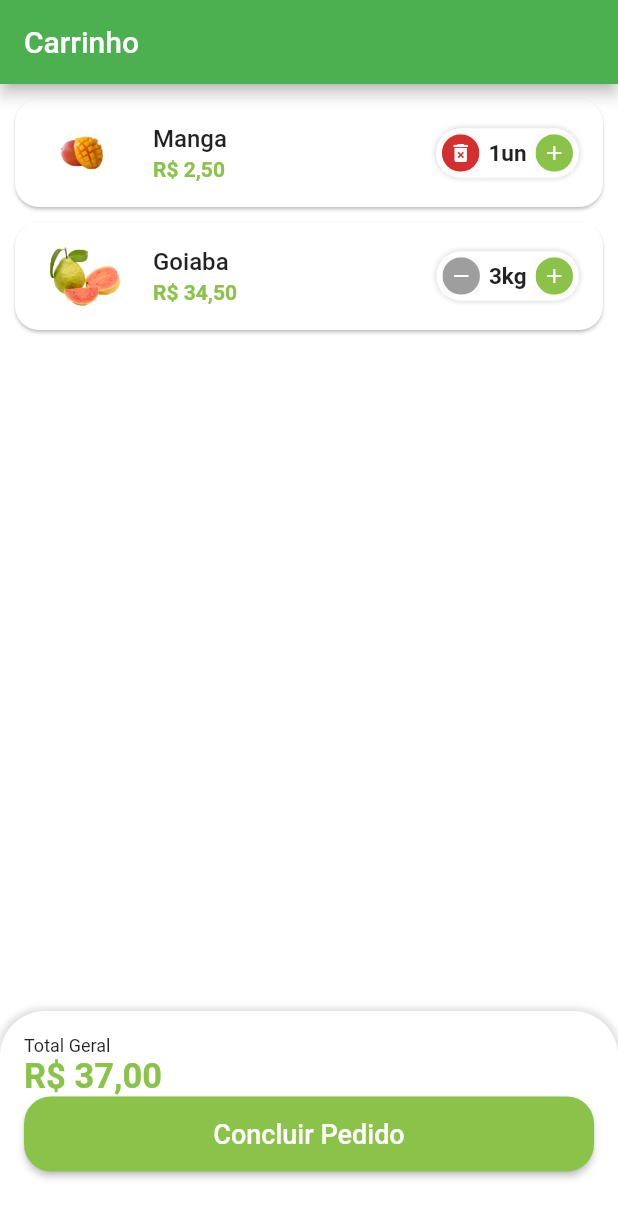
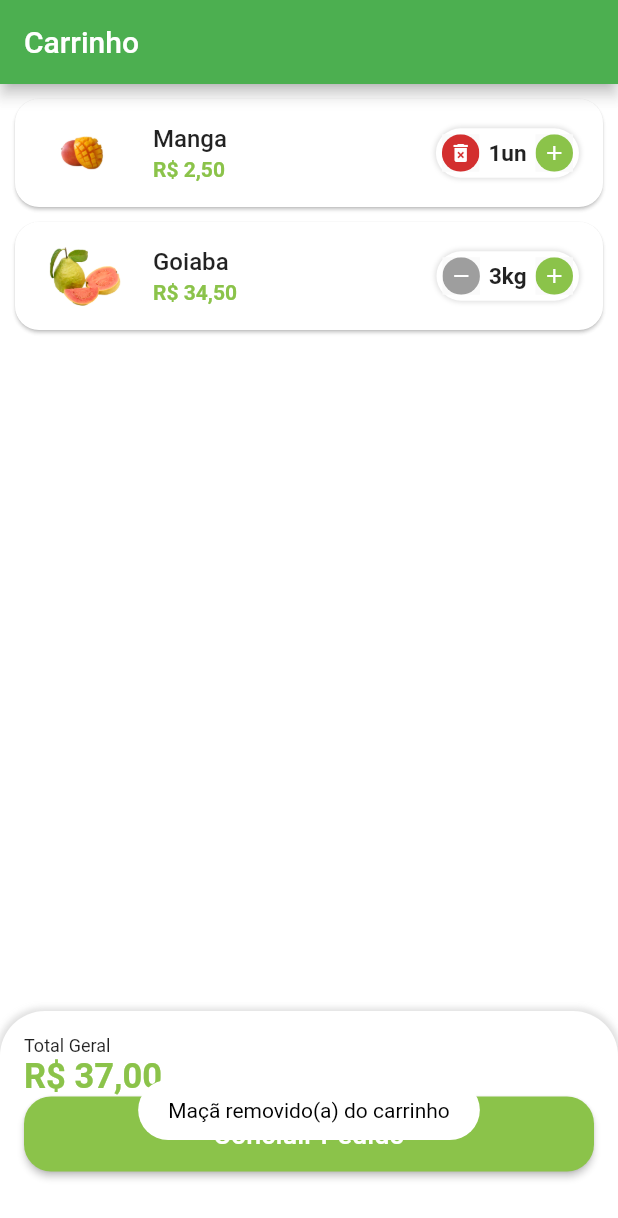
Before and after one commit to Lucianoal0511/Greengrocer, a Flutter app: the CartTab screen opened directly, after a tap on the "delete forever" icon, on a phone screen of 412 x 824 dp. Shown: the top 1218 px of the screen. Run offline on Flutter 3.47's test engine with Material 2 defaults, Android fonts, the light colour scheme and no system bars; our stand-ins replace animated_text_kit, badges, fluttertoast, mask_text_input_formatter, qr_flutter; missing offline and left inert: add_to_cart_animation.

```diff
--- a/lib/src/pages/cart/cart_tab.dart
+++ b/lib/src/pages/cart/cart_tab.dart
@@ -19,6 +19,7 @@ class _CartTabState extends State<CartTab> {
   void removeItemFromCart(CartItemModel cartItem) {
     setState(() {
       app_data.cartItems.remove(cartItem);
+      utilsServices.showToast(message: '${cartItem.item.itemName} removido(a) do carrinho');
     });
   }
 
@@ -101,6 +102,8 @@ class _CartTabState extends State<CartTab> {
                             );
                           },
                         );
+                      } else {
+                        utilsServices.showToast(message: 'Pedido não confirmado :(', isError: true,);
                       }
                     },
                     child: const Text(
--- a/lib/src/services/utils_services.dart
+++ b/lib/src/services/utils_services.dart
@@ -1,18 +1,29 @@
+import 'package:flutter/material.dart';
+import 'package:fluttertoast/fluttertoast.dart';
 import 'package:intl/intl.dart';
 import 'package:intl/date_symbol_data_local.dart';
 
 class UtilsServices {
   //R$ valor
-  String priceToCurrency(double price){
-
+  String priceToCurrency(double price) {
     NumberFormat numberFormat = NumberFormat.simpleCurrency(locale: 'pt_BR');
     return numberFormat.format(price);
-
   }
 
-  String formatDateTime(DateTime dateTime){
+  String formatDateTime(DateTime dateTime) {
     initializeDateFormatting();
     DateFormat dateFormat = DateFormat.yMd('pt_BR').add_Hm();
     return dateFormat.format(dateTime);
   }
+
+  void showToast({required String message, bool isError = false}) {
+    Fluttertoast.showToast(
+        msg: message,
+        toastLength: Toast.LENGTH_LONG,
+        gravity: ToastGravity.BOTTOM,
+        timeInSecForIosWeb: 3,
+        backgroundColor: isError ? Colors.redAccent : Colors.white,
+        textColor: isError ? Colors.white : Colors.black,
+        fontSize: 14.0);
+  }
 }
--- a/pubspec.yaml
+++ b/pubspec.yaml
@@ -42,6 +42,7 @@ dependencies:
   intl: ^0.17.0 #Formatacao de precos
   qr_flutter: ^4.0.0 #Criar QR Code
   add_to_cart_animation: ^0.0.7 #animação de imagens para o carrinho
+  fluttertoast: ^8.1.2 #adicionar o toast
 
 dev_dependencies:
   flutter_test:
```
Also changed, not shown: lib/src/pages/home/home_tab.dart (+9 -1 lines), pubspec.lock, 6 other files.
